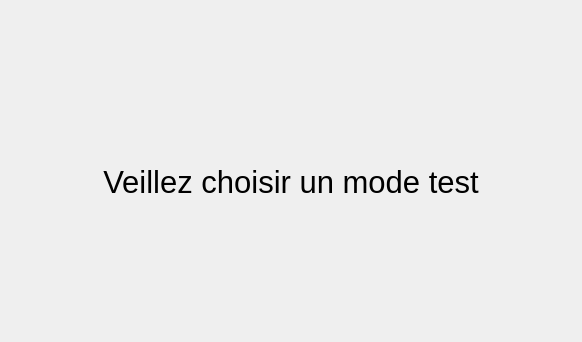
Before: the Qt Designer form TP_LOG2810_Qt/choixApplication.ui in CharlesTousignant/LOG2810TP, drawn with Qt 5; both pictures show x 0 to 582 and y 0 to 342 of the 582 by 550 pixel window.
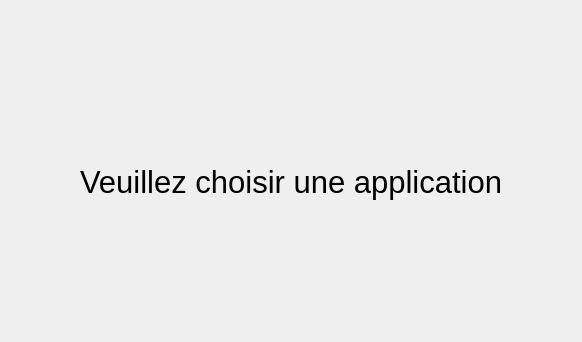
After: the same form once the commit is applied.

```diff
--- a/TP_LOG2810_Qt/choixApplication.ui
+++ b/TP_LOG2810_Qt/choixApplication.ui
@@ -28,7 +28,7 @@
       </font>
      </property>
      <property name="text">
-      <string>Veillez choisir un mode test</string>
+      <string>Veuillez choisir une application</string>
      </property>
      <property name="alignment">
       <set>Qt::AlignCenter</set>
```
